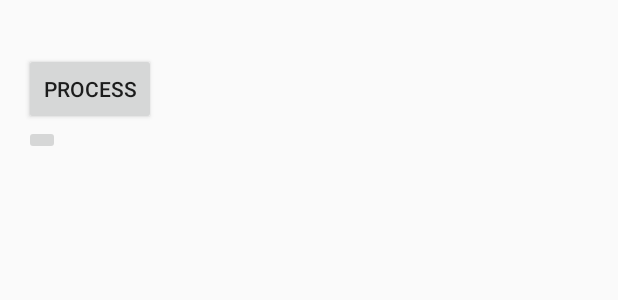
After one commit to Kelayn/Sentient-Eye.CPFC, an Android app: the layout activity_barcode_detect.xml on its own in the app's theme, with its tools: preview values and no code run, on a phone screen of 412 x 824 dp. The commit adds this screen. Shown: the top 300 px of the screen. Run offline under Robolectric (Android 15) with nearby library versions, the phone set to English and light mode, and no system bars.

Commit message:
Added BarcodeReader and MultiDexing in gradle. Has errors in build, need to fix.

```diff
--- a/app/build.gradle
+++ b/app/build.gradle
@@ -9,6 +9,7 @@ android {
         versionCode 1
         versionName "1.0"
         testInstrumentationRunner "android.support.test.runner.AndroidJUnitRunner"
+        multiDexEnabled true
     }
     buildTypes {
         release {
@@ -23,7 +24,10 @@ dependencies {
     implementation 'com.android.support:appcompat-v7:28.0.0'
     implementation 'com.android.support:support-v4:28.0.0'
     implementation 'com.android.support:design:28.0.0'
+    implementation 'com.android.support.constraint:constraint-layout:1.1.3'
     testImplementation 'junit:junit:4.12'
     androidTestImplementation 'com.android.support.test:runner:1.0.2'
     androidTestImplementation 'com.android.support.test.espresso:espresso-core:3.0.2'
+    implementation 'com.google.android.gms:play-services:12.0.1'
+    implementation 'com.android.support:multidex:1.0.3'
 }
--- a/app/src/main/java/com/example/sentient_eyecpfc/MainActivity.java
+++ b/app/src/main/java/com/example/sentient_eyecpfc/MainActivity.java
@@ -23,6 +23,7 @@ public class MainActivity extends AppCompatActivity implements NavigationView.On
         setSupportActionBar(toolbar);
 
         drawerLayout = findViewById(R.id.drawer_layout);
+
         NavigationView navigationView = findViewById(R.id.nav_view);
         navigationView.setNavigationItemSelectedListener(this);
 
--- /dev/null
+++ b/app/src/main/res/layout/activity_barcode_detect.xml
@@ -0,0 +1,34 @@
+<?xml version="1.0" encoding="utf-8"?>
+<RelativeLayout xmlns:android="http://schemas.android.com/apk/res/android"
+    xmlns:tools="http://schemas.android.com/tools"
+    android:layout_width="match_parent"
+    android:layout_height="match_parent"
+    android:paddingLeft="16dp"
+    android:paddingTop="16dp"
+    android:paddingBottom="16dp"
+    android:paddingRight="16dp"
+    tools:context=".BarcodeDetect">
+
+    <LinearLayout
+        android:layout_width="wrap_content"
+        android:layout_height="wrap_content"
+        android:orientation="vertical"
+        tools:ignore="UselessParent">
+
+        <TextView android:text=""
+            android:layout_width="wrap_content"
+            android:layout_height="wrap_content"
+            android:id="@+id/txtContent"/>
+        <Button
+            android:layout_width="wrap_content"
+            android:layout_height="wrap_content"
+            android:text="Process"
+            android:id="@+id/button_scan"
+            android:layout_alignParentTop="true"
+            android:layout_alignParentStart="true"/>
+        <ImageButton
+            android:layout_width="wrap_content"
+            android:layout_height="wrap_content"
+            android:id="@+id/img_scan"/>
+    </LinearLayout>
+</RelativeLayout>
--- a/build.gradle
+++ b/build.gradle
@@ -7,7 +7,7 @@ buildscript {
 
     }
     dependencies {
-        classpath 'com.android.tools.build:gradle:3.3.2'
+        classpath 'com.android.tools.build:gradle:3.4.0'
 
         // NOTE: Do not place your application dependencies here; they belong
         // in the individual module build.gradle files
```
Also changed, not shown: app/src/main/AndroidManifest.xml (+7 -2 lines), app/src/main/java/com/example/sentient_eyecpfc/BarcodeDetect.java (added, +52 -0 lines), app/src/main/res/drawable/puppy.png (added), gradle/wrapper/gradle-wrapper.properties.
